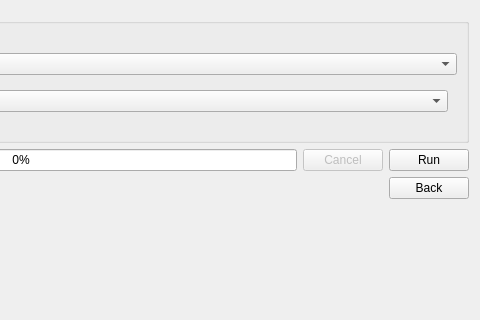
Before: the Qt Designer form eis_qgis_plugin/resources/ui/mineral_proxies/proxy_workflow1_dist_to_features.ui in GispoCoding/eis_qgis_plugin, drawn with Qt 5; both pictures show x 266 to 746 and y 185 to 505 of the 746 by 752 pixel window.
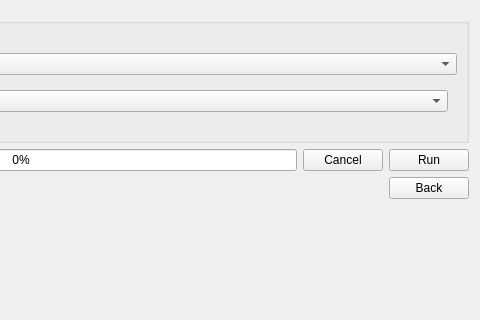
After: the same form once the commit is applied. Custom widgets are drawn as their Qt base class.

The edit to the form file:
```diff
--- a/eis_qgis_plugin/resources/ui/mineral_proxies/proxy_workflow1_dist_to_features.ui
+++ b/eis_qgis_plugin/resources/ui/mineral_proxies/proxy_workflow1_dist_to_features.ui
@@ -252,7 +252,7 @@
      <item>
       <widget class="QPushButton" name="cancel_btn">
        <property name="enabled">
-        <bool>false</bool>
+        <bool>true</bool>
        </property>
        <property name="text">
         <string>Cancel</string>
```
